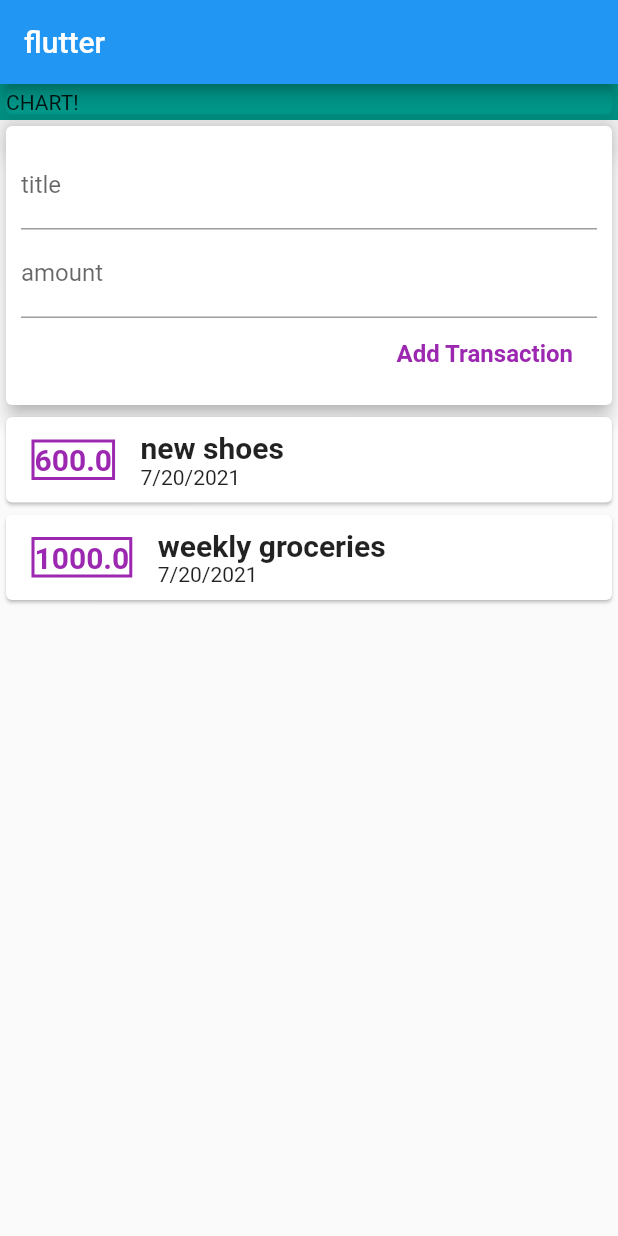
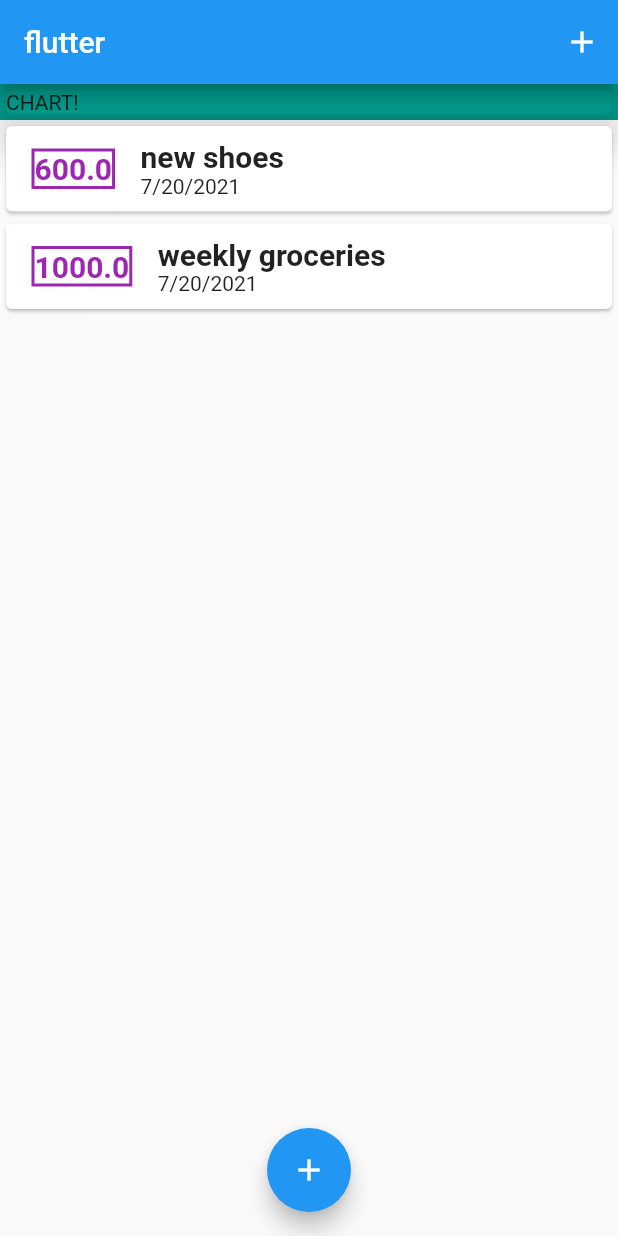
Before and after one commit to rudanijemin/Daily-Expenses, a Flutter app: the screen it shows after launch, on a phone screen of 412 x 824 dp. Run offline on Flutter 3.47's test engine with Material 2 defaults, Android fonts, the phone set to English and light mode, and no system bars.

Commit message:
adding button

```diff
--- a/lib/main.dart
+++ b/lib/main.dart
@@ -1,5 +1,10 @@
 
-import './widgets/user_transaction.dart';
+import 'package:flutter/gestures.dart';
+
+import './widgets/new_transaction.dart';
+import './models/transaction.dart';
+
+import './widgets/transaction_list.dart';
 import 'package:flutter/material.dart';
 
 
@@ -22,19 +27,65 @@ class MyApp extends StatelessWidget {
   }
 }
 
-class myhomepage extends StatelessWidget {
+class myhomepage extends StatefulWidget {
 
-  final titleController = TextEditingController();
-  final amountController = TextEditingController();
- // String titleInput;
-  //String amountInput;
 
+
+
+  @override
+  _myhomepageState createState() => _myhomepageState();
+}
+
+class _myhomepageState extends State<myhomepage> {
+  final List<Transaction> _userTransactions =[
+    Transaction(
+      id: 't1',
+      title: 'new shoes',
+      amount: 600,
+      date: DateTime.now(),
+    ),
+    Transaction(
+      id: 't2',
+      title: 'weekly groceries',
+      amount: 1000,
+      date: DateTime.now(),
+    ),
+  ];
+
+  void _addNewTransaction(String txTitle,double txAmount){
+    final newTx =Transaction(
+      title: txTitle,
+      amount: txAmount,
+      date: DateTime.now(),
+      id: DateTime.now().toString(),
+    );
+
+    setState(() {
+      _userTransactions.add(newTx);
+    });
+  }
+
+  void _startAddNewTrasaction(BuildContext ctx){
+    showModalBottomSheet(context: ctx ,builder: (_){
+      return GestureDetector(
+        onTap: (){},
+        child: NewTrasaction(_addNewTransaction),
+        behavior: HitTestBehavior.opaque,
+      );
+    },
+    );
+  }
 
   @override
   Widget build(BuildContext context) {
     return Scaffold(
       appBar: AppBar(
         title: Text('flutter'),
+        actions: [
+          IconButton(icon: Icon(Icons.add),
+            onPressed: () =>_startAddNewTrasaction(context),
+          )
+        ],
       ),
       body: SingleChildScrollView (
         child: Column(
@@ -51,11 +102,16 @@ class myhomepage extends StatelessWidget {
                 elevation: 10,
               ),
             ),
-            UserTransaction(),
+            TransactionList(_userTransactions),
           ],
 
         ),
       ) ,
+      floatingActionButtonLocation: FloatingActionButtonLocation.centerFloat,
+      floatingActionButton: FloatingActionButton(
+        child: Icon(Icons.add),
+        onPressed:() =>_startAddNewTrasaction(context),
+      ),
     );
   }
 }
--- a/lib/widgets/user_transaction.dart
+++ b/lib/widgets/user_transaction.dart
@@ -10,41 +10,14 @@ class UserTransaction extends StatefulWidget {
 }
 class _UserTransactionState extends State<UserTransaction> {
 
-  final List<Transaction> _userTransactions =[
-    Transaction(
-      id: 't1',
-      title: 'new shoes',
-      amount: 600,
-      date: DateTime.now(),
-    ),
-    Transaction(
-      id: 't2',
-      title: 'weekly groceries',
-      amount: 1000,
-      date: DateTime.now(),
-    ),
-  ];
-
-  void _addNewTransaction(String txTitle,double txAmount){
-    final newTx =Transaction(
-      title: txTitle,
-      amount: txAmount,
-      date: DateTime.now(),
-      id: DateTime.now().toString(),
-    );
-    setState(() {
-      _userTransactions.add(newTx);
-    });
-  }
-
 
 
   @override
   Widget build(BuildContext context) {
     return Column(
       children: [
-        NewTrasaction(_addNewTransaction),
-        TransactionList(_userTransactions),
+
+
       ],
     );
   }
```
